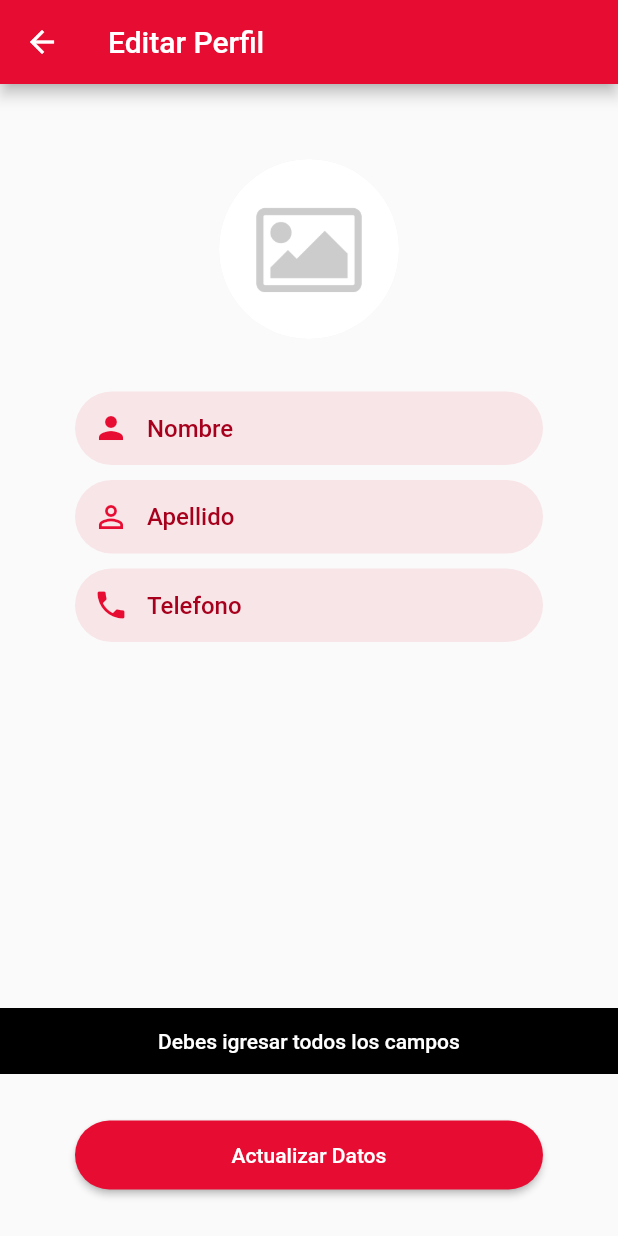
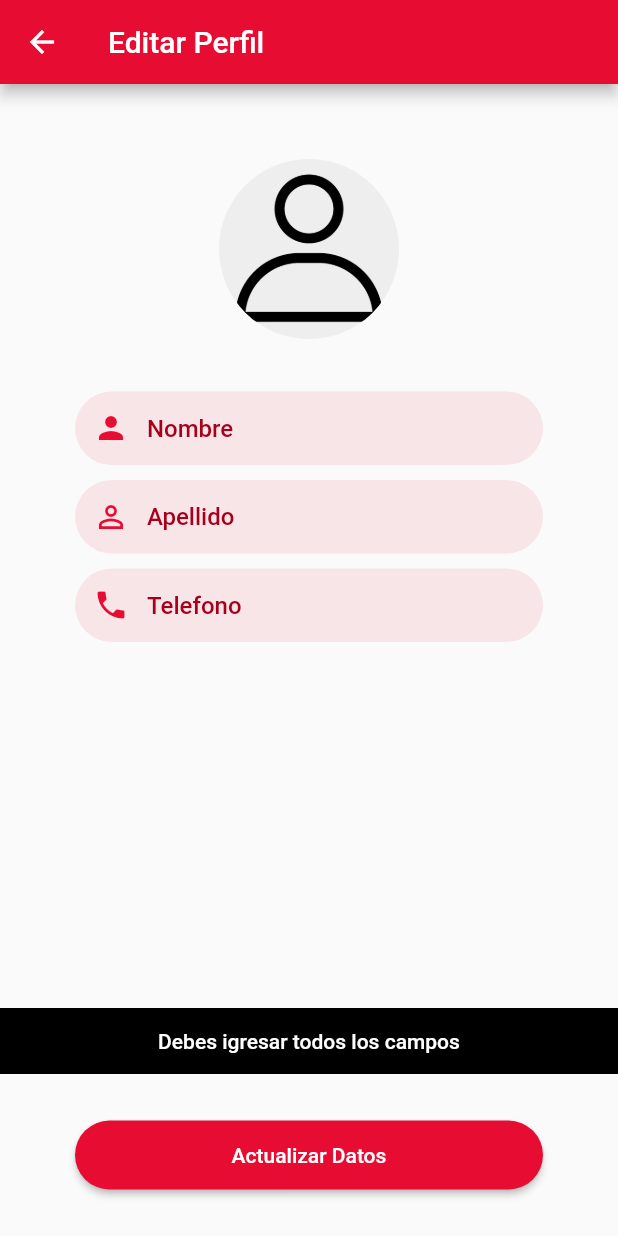
Before and after one commit to lODIN007l/FrontEndofEcommerceDelivery, a Flutter app: the ClienUpdatePage screen opened by its route, after a tap on "Actualizar Datos", on a phone screen of 412 x 824 dp. Run offline on Flutter 3.47's test engine with Material 2 defaults, Android fonts, the phone set to English and light mode, and no system bars; our stand-ins replace image_picker, lottie, shared_preferences, sn_progress_dialog; accounts and stored records are empty; Roboto replaces fonts that are missing (NumbusSans); statements that could not run were skipped; project files that could hold a hidden picture were left out.

Commit message:
correcion de bugs final

```diff
--- a/lib/src/pages/client/update/client_update_controller.dart
+++ b/lib/src/pages/client/update/client_update_controller.dart
@@ -35,6 +35,11 @@ class ClienteController {
     usersProvider.init(context);
     _progressDialog = ProgressDialog(context: context);
     user = User.fromJson(await _sharedPref.read('user'));
+
+    nameController.text = user?.name ?? '';
+    lastnameController.text = user?.lastname ?? '';
+    phoneController.text = user?.phone ?? '';
+
     refresh();
   }
 
--- a/lib/src/pages/client/update/client_update_page.dart
+++ b/lib/src/pages/client/update/client_update_page.dart
@@ -55,7 +55,9 @@ class _ClienUpdatePageState extends State<ClienUpdatePage> {
       child: CircleAvatar(
         backgroundImage: _con.imageFile != null
             ? FileImage(_con.imageFile!)
-            : AssetImage('assets/img/no-image.png') as ImageProvider,
+            : _con.user?.image != null
+                ? NetworkImage('${_con.user?.image}')
+                : AssetImage('assets/img/user_profile.png') as ImageProvider,
         radius: 60,
         backgroundColor: Colors.grey[200],
       ),
--- a/lib/src/pages/login/login_page.dart
+++ b/lib/src/pages/login/login_page.dart
@@ -154,6 +154,7 @@ class _PasswordW extends StatelessWidget {
           color: MyColors.primaryOpacityColor,
           borderRadius: BorderRadius.circular(30)),
       child: TextField(
+        obscureText: true,
         controller: _con.passwordController,
         decoration: InputDecoration(
           border: InputBorder.none,
```
